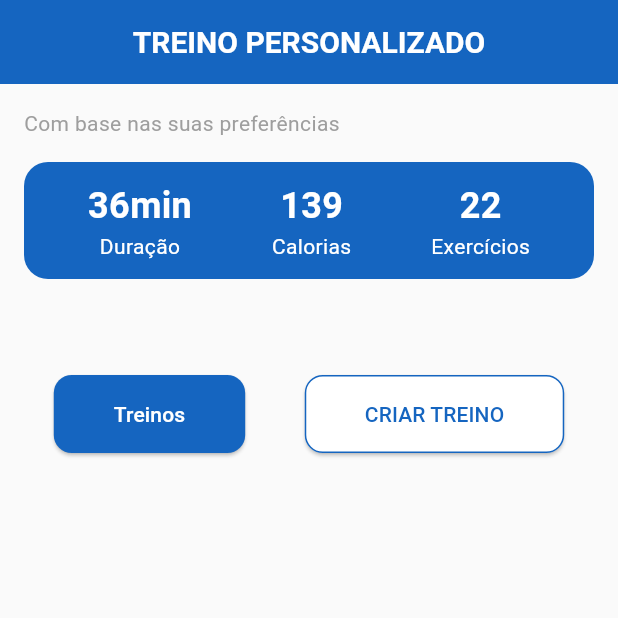
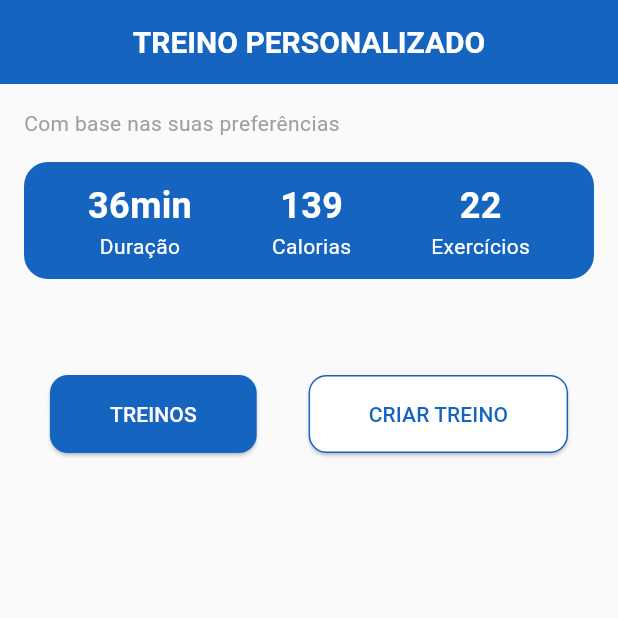
Before and after one commit to IBORD/DAM-Ufit, a Flutter app: the screen it shows once a user with an empty profile is signed in, item 2 of the bottom bar chosen, on a phone screen of 412 x 824 dp, the top half of it. Run offline on Flutter 3.47's test engine with Material 3 defaults, Android fonts, the phone set to English and light mode, and no system bars; our stand-ins replace cloud_firestore, firebase_auth, firebase_core, shared_preferences; accounts and stored records are empty.

Commit message:
menos alteração na parte de training

```diff
--- a/ufit/lib/src/pages/training_page.dart
+++ b/ufit/lib/src/pages/training_page.dart
@@ -197,7 +197,7 @@ class _TrainingPageState extends State<TrainingPage> {
               borderRadius: BorderRadius.circular(12),
             ),
           ),
-          child: const Text('Treinos'),
+          child: const Text('TREINOS'),
         ),
         ElevatedButton(
           onPressed: () async {
```
